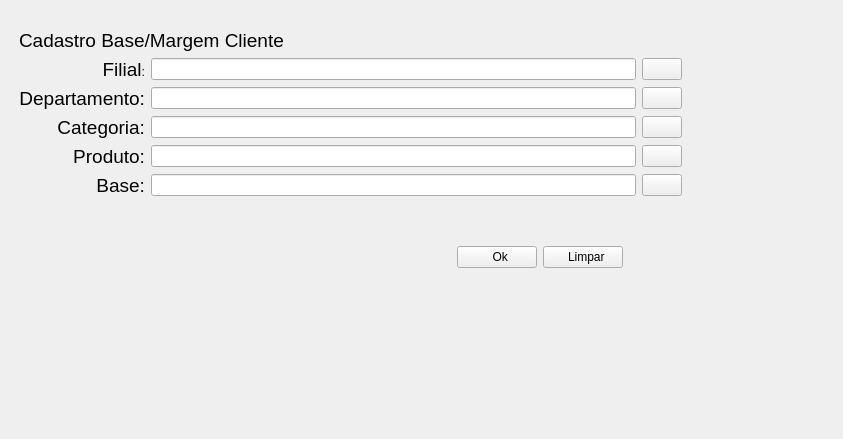
Qt form cadastro.ui (danielaczarref/RelatorioBase) before a commit.
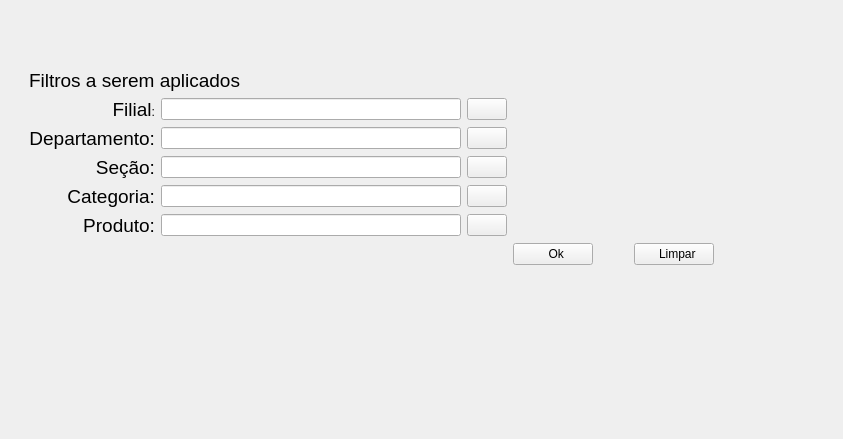
The same form after that commit. Icons and pictures are not drawn.

The edit to the form file:
```diff
--- a/cadastro.ui
+++ b/cadastro.ui
@@ -16,18 +16,18 @@
   <widget class="QStackedWidget" name="stRelatorio">
    <property name="geometry">
     <rect>
-     <x>10</x>
-     <y>20</y>
-     <width>681</width>
-     <height>300</height>
+     <x>20</x>
+     <y>60</y>
+     <width>801</width>
+     <height>275</height>
     </rect>
    </property>
    <property name="currentIndex">
     <number>0</number>
    </property>
    <widget class="QWidget" name="page">
-    <layout class="QGridLayout" name="gridLayout_3">
-     <item row="0" column="0">
+    <layout class="QGridLayout" name="gridLayout">
+     <item row="0" column="0" colspan="2">
       <widget class="QLabel" name="label">
        <property name="font">
         <font>
@@ -35,70 +35,25 @@
         </font>
        </property>
        <property name="text">
-        <string>Cadastro Base/Margem Cliente</string>
+        <string>Filtros a serem aplicados</string>
        </property>
       </widget>
      </item>
      <item row="1" column="0">
-      <layout class="QGridLayout" name="gridLayout">
-       <item row="2" column="1">
-        <widget class="QLineEdit" name="lnCategoria">
-         <property name="inputMask">
-          <string/>
-         </property>
-        </widget>
-       </item>
-       <item row="4" column="2">
-        <widget class="QPushButton" name="btBase">
+      <widget class="QLabel" name="lbFilial">
          <property name="text">
-          <string/>
-         </property>
-         <property name="icon">
-          <iconset>
-           <normaloff>../recursos/pesquisa.png</normaloff>../recursos/pesquisa.png</iconset>
-         </property>
-        </widget>
-       </item>
-       <item row="3" column="1">
-        <widget class="QLineEdit" name="lnProduto">
-         <property name="inputMask">
-          <string/>
-         </property>
-        </widget>
-       </item>
-       <item row="3" column="0">
-        <widget class="QLabel" name="lbProduto">
-         <property name="text">
-          <string>&lt;html&gt;&lt;head/&gt;&lt;body&gt;&lt;p align=&quot;right&quot;&gt;&lt;span style=&quot; font-size:14pt;&quot;&gt;Produto:&lt;/span&gt;&lt;/p&gt;&lt;/body&gt;&lt;/html&gt;</string>
-         </property>
-        </widget>
-       </item>
-       <item row="0" column="1">
+        <string>&lt;html&gt;&lt;head/&gt;&lt;body&gt;&lt;p align=&quot;right&quot;&gt;&lt;span style=&quot; font-size:14pt;&quot;&gt;Filial&lt;/span&gt;:&lt;/p&gt;&lt;/body&gt;&lt;/html&gt;</string>
+       </property>
+      </widget>
+     </item>
+     <item row="1" column="1">
         <widget class="QLineEdit" name="lnFilial">
          <property name="inputMask">
           <string/>
          </property>
         </widget>
        </item>
-       <item row="4" column="0">
-        <widget class="QLabel" name="lbBase">
-         <property name="text">
-          <string>&lt;html&gt;&lt;head/&gt;&lt;body&gt;&lt;p align=&quot;right&quot;&gt;&lt;span style=&quot; font-size:14pt;&quot;&gt;Base:&lt;/span&gt;&lt;/p&gt;&lt;/body&gt;&lt;/html&gt;</string>
-         </property>
-        </widget>
-       </item>
-       <item row="3" column="2">
-        <widget class="QPushButton" name="btProduto">
-         <property name="text">
-          <string/>
-         </property>
-         <property name="icon">
-          <iconset>
-           <normaloff>../recursos/pesquisa.png</normaloff>../recursos/pesquisa.png</iconset>
-         </property>
-        </widget>
-       </item>
-       <item row="0" column="2">
+     <item row="1" column="2">
         <widget class="QPushButton" name="btFilial">
          <property name="text">
           <string/>
@@ -109,94 +64,107 @@
          </property>
         </widget>
        </item>
-       <item row="2" column="2">
-        <widget class="QPushButton" name="btCategoria">
-         <property name="text">
-          <string/>
-         </property>
-         <property name="icon">
-          <iconset>
-           <normaloff>../recursos/pesquisa.png</normaloff>../recursos/pesquisa.png</iconset>
-         </property>
-        </widget>
-       </item>
-       <item row="1" column="0">
+     <item row="2" column="0">
         <widget class="QLabel" name="lbDepartamento">
          <property name="text">
           <string>&lt;html&gt;&lt;head/&gt;&lt;body&gt;&lt;p align=&quot;right&quot;&gt;&lt;span style=&quot; font-size:14pt;&quot;&gt;Departamento:&lt;/span&gt;&lt;/p&gt;&lt;/body&gt;&lt;/html&gt;</string>
          </property>
         </widget>
        </item>
-       <item row="0" column="0">
-        <widget class="QLabel" name="lbFilial">
+     <item row="2" column="1">
+      <widget class="QLineEdit" name="lnDepartamento">
+       <property name="inputMask">
+        <string/>
+       </property>
+      </widget>
+     </item>
+     <item row="2" column="2">
+      <widget class="QPushButton" name="btDepartamento">
          <property name="text">
-          <string>&lt;html&gt;&lt;head/&gt;&lt;body&gt;&lt;p align=&quot;right&quot;&gt;&lt;span style=&quot; font-size:14pt;&quot;&gt;Filial&lt;/span&gt;:&lt;/p&gt;&lt;/body&gt;&lt;/html&gt;</string>
-         </property>
-        </widget>
-       </item>
-       <item row="2" column="0">
+        <string/>
+       </property>
+       <property name="icon">
+        <iconset>
+         <normaloff>../recursos/pesquisa.png</normaloff>../recursos/pesquisa.png</iconset>
+       </property>
+      </widget>
+     </item>
+     <item row="3" column="0">
+      <widget class="QLabel" name="lbSecao">
+       <property name="text">
+        <string>&lt;html&gt;&lt;head/&gt;&lt;body&gt;&lt;p align=&quot;right&quot;&gt;&lt;span style=&quot; font-size:14pt;&quot;&gt;Seção:&lt;/span&gt;&lt;/p&gt;&lt;/body&gt;&lt;/html&gt;</string>
+       </property>
+      </widget>
+     </item>
+     <item row="3" column="1">
+      <widget class="QLineEdit" name="lnSecao">
+       <property name="inputMask">
+        <string/>
+       </property>
+      </widget>
+     </item>
+     <item row="3" column="2">
+      <widget class="QPushButton" name="btSecao">
+       <property name="text">
+        <string/>
+       </property>
+       <property name="icon">
+        <iconset>
+         <normaloff>../recursos/pesquisa.png</normaloff>../recursos/pesquisa.png</iconset>
+       </property>
+      </widget>
+     </item>
+     <item row="4" column="0">
         <widget class="QLabel" name="lbCategoria">
          <property name="text">
           <string>&lt;html&gt;&lt;head/&gt;&lt;body&gt;&lt;p align=&quot;right&quot;&gt;&lt;span style=&quot; font-size:14pt;&quot;&gt;Categoria:&lt;/span&gt;&lt;/p&gt;&lt;/body&gt;&lt;/html&gt;</string>
          </property>
         </widget>
        </item>
-       <item row="1" column="2">
-        <widget class="QPushButton" name="btDepartamento">
-         <property name="text">
-          <string/>
-         </property>
-         <property name="icon">
-          <iconset>
-           <normaloff>../recursos/pesquisa.png</normaloff>../recursos/pesquisa.png</iconset>
-         </property>
-        </widget>
-       </item>
        <item row="4" column="1">
-        <widget class="QLineEdit" name="lnBase">
+      <widget class="QLineEdit" name="lnCategoria">
          <property name="inputMask">
           <string/>
          </property>
         </widget>
        </item>
-       <item row="1" column="1">
-        <widget class="QLineEdit" name="lnDepartamento">
-         <property name="inputMask">
+     <item row="4" column="2">
+      <widget class="QPushButton" name="btCategoria">
+       <property name="text">
           <string/>
          </property>
-        </widget>
-       </item>
-      </layout>
+       <property name="icon">
+        <iconset>
+         <normaloff>../recursos/pesquisa.png</normaloff>../recursos/pesquisa.png</iconset>
+       </property>
+      </widget>
+     </item>
+     <item row="5" column="0">
+      <widget class="QLabel" name="lbProduto">
+       <property name="text">
+        <string>&lt;html&gt;&lt;head/&gt;&lt;body&gt;&lt;p align=&quot;right&quot;&gt;&lt;span style=&quot; font-size:14pt;&quot;&gt;Produto:&lt;/span&gt;&lt;/p&gt;&lt;/body&gt;&lt;/html&gt;</string>
+       </property>
+      </widget>
      </item>
-     <item row="2" column="0">
-      <layout class="QGridLayout" name="gridLayout_2">
-       <item row="0" column="1">
-        <spacer name="verticalSpacer">
-         <property name="orientation">
-          <enum>Qt::Vertical</enum>
-         </property>
-         <property name="sizeHint" stdset="0">
-          <size>
-           <width>20</width>
-           <height>18</height>
-          </size>
-         </property>
-        </spacer>
-       </item>
-       <item row="0" column="3">
-        <spacer name="verticalSpacer_2">
-         <property name="orientation">
-          <enum>Qt::Vertical</enum>
-         </property>
-         <property name="sizeHint" stdset="0">
-          <size>
-           <width>20</width>
-           <height>18</height>
-          </size>
-         </property>
-        </spacer>
-       </item>
-       <item row="1" column="0">
+     <item row="5" column="1">
+      <widget class="QLineEdit" name="lnProduto">
+       <property name="inputMask">
+        <string/>
+       </property>
+      </widget>
+     </item>
+     <item row="5" column="2">
+      <widget class="QPushButton" name="btProduto">
+       <property name="text">
+        <string/>
+       </property>
+       <property name="icon">
+        <iconset>
+         <normaloff>../recursos/pesquisa.png</normaloff>../recursos/pesquisa.png</iconset>
+       </property>
+      </widget>
+     </item>
+     <item row="6" column="0" colspan="3">
         <spacer name="horizontalSpacer">
          <property name="orientation">
           <enum>Qt::Horizontal</enum>
@@ -209,7 +177,7 @@
          </property>
         </spacer>
        </item>
-       <item row="1" column="1">
+     <item row="6" column="3">
         <widget class="QPushButton" name="btSalvar">
          <property name="text">
           <string>  Ok</string>
@@ -220,7 +188,7 @@
          </property>
         </widget>
        </item>
-       <item row="1" column="2">
+     <item row="6" column="4">
         <spacer name="horizontalSpacer_2">
          <property name="orientation">
           <enum>Qt::Horizontal</enum>
@@ -233,7 +201,7 @@
          </property>
         </spacer>
        </item>
-       <item row="1" column="3" colspan="2">
+     <item row="6" column="5">
         <widget class="QPushButton" name="btLimpar">
          <property name="text">
           <string>  Limpar</string>
@@ -244,7 +212,7 @@
          </property>
         </widget>
        </item>
-       <item row="1" column="5">
+     <item row="6" column="6">
         <spacer name="horizontalSpacer_3">
          <property name="orientation">
           <enum>Qt::Horizontal</enum>
@@ -257,7 +225,7 @@
          </property>
         </spacer>
        </item>
-       <item row="2" column="1">
+     <item row="7" column="3">
         <spacer name="verticalSpacer_3">
          <property name="orientation">
           <enum>Qt::Vertical</enum>
@@ -270,7 +238,7 @@
          </property>
         </spacer>
        </item>
-       <item row="2" column="4">
+     <item row="7" column="5">
         <spacer name="verticalSpacer_4">
          <property name="orientation">
           <enum>Qt::Vertical</enum>
@@ -284,8 +252,6 @@
         </spacer>
        </item>
       </layout>
-     </item>
-    </layout>
    </widget>
   </widget>
  </widget>
```
Left out of the diff: 56 changed lines with no effect on the pictures. Lines whose indentation alone changed are shown as unchanged.
